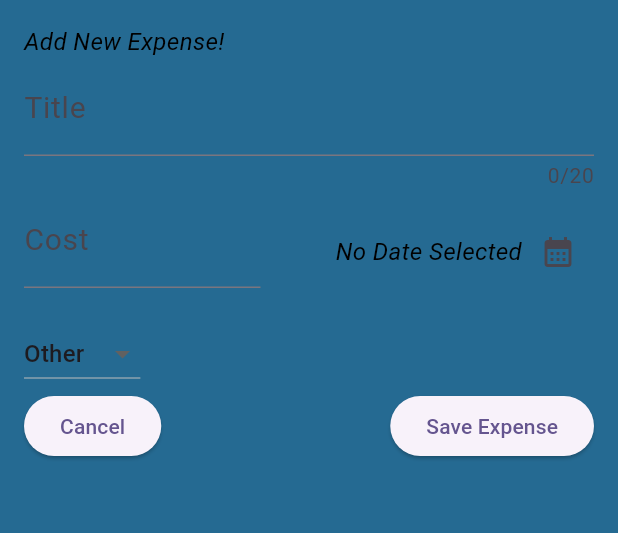
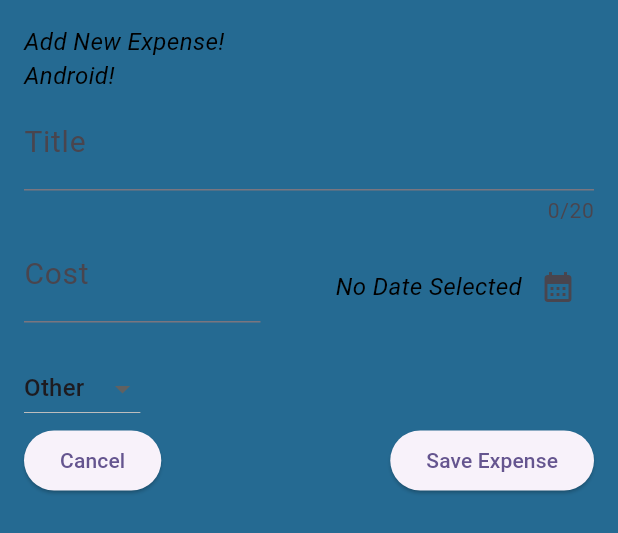
Before and after one commit to duczau/flutter-app, a Flutter app: the NewExpense widget shown alone on an empty page, opened directly with empty values, on a phone screen of 412 x 824 dp. Shown: the top 533 px of the screen. Run offline on Flutter 3.47's test engine with Material 3 defaults, Android fonts, the phone set to English and light mode, and no system bars; our stand-ins replace flutter_dotenv, google_fonts.

Commit message:
expense p5

```diff
--- a/lib/basic_app/animate_physics_simulation.dart
+++ b/lib/basic_app/animate_physics_simulation.dart
@@ -44,20 +44,22 @@ class _DraggableCardState extends State<DraggableCard>
 
   /// The alignment of the card as it is dragged or being animated.
   Offset _dragAlignment = Offset.zero;
-
   late Animation<Offset> _animation;
-
   late Offset _initialAlignment;
   bool _initialComputed = false;
 
   /// Calculates and runs a [SpringSimulation].
   void _runAnimation(Offset pixelsPerSecond, Size size) {
     _animation = _controller.drive(
-      Tween<Offset>(begin: _dragAlignment, end: _initialAlignment)..animate(CurvedAnimation(
-      parent: _controller,
-      curve: Curves.elasticOut, // Or a custom spring curve
-    )),
+      Tween<Offset>(begin: _dragAlignment, end: _initialAlignment)
+      // ..animate(
+      //   CurvedAnimation(
+      //     parent: _controller,
+      //     curve: Curves.elasticOut, // Or a custom spring curve
+      //   ),
+      // ),
     );
+
 
     // Calculate the velocity relative to the unit interval, [0,1],
     // used by the animation controller.
@@ -66,7 +68,7 @@ class _DraggableCardState extends State<DraggableCard>
     final unitsPerSecond = Offset(unitsPerSecondX, unitsPerSecondY);
     final unitVelocity = unitsPerSecond.distance;
 
-    const spring = SpringDescription(mass: 1, stiffness: 20, damping: 1);
+    const spring = SpringDescription(mass: 3, stiffness: 150, damping: 2);
 
     final simulation = SpringSimulation(spring, 0, 1, unitVelocity);
 
@@ -76,9 +78,12 @@ class _DraggableCardState extends State<DraggableCard>
   @override
   void initState() {
     super.initState();
-    _controller = AnimationController(duration: const Duration(seconds: 20), vsync: this);
+    _controller = AnimationController(
+      duration: const Duration(seconds: 20),
+      vsync: this,
+    );
 
- // ensure _animation is an Offset animation before any controller ticks
+    // ensure _animation is an Offset animation before any controller ticks
     // _animation = AlwaysStoppedAnimation<Offset>(_dragAlignment);
 
     _controller.addListener(() {
@@ -146,10 +151,6 @@ class _DraggableCardState extends State<DraggableCard>
               onPanUpdate: (details) {
                 setState(() {
                   _dragAlignment += details.delta;
-                  // Offset(
-                  //   details.delta.dx / (size.width / 2),
-                  //   details.delta.dy / (size.height / 2),
-                  // );
                 });
               },
               onPanEnd: (details) {
@@ -162,17 +163,4 @@ class _DraggableCardState extends State<DraggableCard>
       ),
     );
   }
-
-  // @override
-  // Widget build(BuildContext context) {
-  //   return AnimatedBuilder(
-  //     animation: _animation,
-  //     builder: (context, child) {
-  //       return Transform.translate(
-  //         offset: Offset(0, _animation.value * 200), // Animate vertical position
-  //         child: Card(child: widget.child),
-  //       );
-  //     },
-  //   );
-  // }
 }
--- a/lib/expense_app/new_expense.dart
+++ b/lib/expense_app/new_expense.dart
@@ -1,4 +1,8 @@
+import 'dart:io';
+
 import 'package:first_app/expense_app/models/expense.dart';
+import 'package:flutter/cupertino.dart';
+import 'package:flutter/foundation.dart';
 import 'package:flutter/material.dart';
 
 class NewExpense extends StatefulWidget {
@@ -77,14 +81,23 @@ class _NewExpenseState extends State<NewExpense> {
     super.dispose();
   }
 
+/*
+LayoutBuilder cho bạn biết: “Widget này đang được phép to/nhỏ tới mức nào?”
+Sai lầm phổ biến:
+MediaQuery.of(context).size.width → Lấy kích thước màn hình, không phải kích thước vùng widget đang nằm trong.
+*/
   @override
   Widget build(BuildContext context) {
-    return Padding(
-      padding: EdgeInsets.fromLTRB(16, 16, 16, MediaQuery.of(context).viewInsets.bottom),
+    final keyboardSpace = MediaQuery.of(context).viewInsets.bottom;
+    return SingleChildScrollView(
+      child: Padding(
+        padding: EdgeInsets.fromLTRB(16, 16, 16, keyboardSpace + 16),
         child: Column(
+          mainAxisSize: MainAxisSize.min,
           crossAxisAlignment: CrossAxisAlignment.start,
           children: [
             Text('Add New Expense!'),
+            _showCupertinoTextField(),
             TextField(
               onChanged: _titleInputHandler,
               decoration: InputDecoration(labelText: 'Title'),
@@ -141,7 +154,7 @@ class _NewExpenseState extends State<NewExpense> {
                 });
               },
             ),
-          Expanded(
+            Flexible(
               child: Row(
                 crossAxisAlignment: CrossAxisAlignment.start,
                 mainAxisAlignment: MainAxisAlignment.spaceBetween,
@@ -164,6 +177,17 @@ class _NewExpenseState extends State<NewExpense> {
             ),
           ],
         ),
+      ),
     );
   }
+
+  Widget _showCupertinoTextField() {
+    if (kIsWeb) {
+      return Text('Web!');
+    } else if (Platform.isIOS) {
+      return Text('IOS!');
+    } else {
+      return Text('Android!');
     }
+  }
+}
```
Lines whose indentation alone changed are shown as unchanged.
